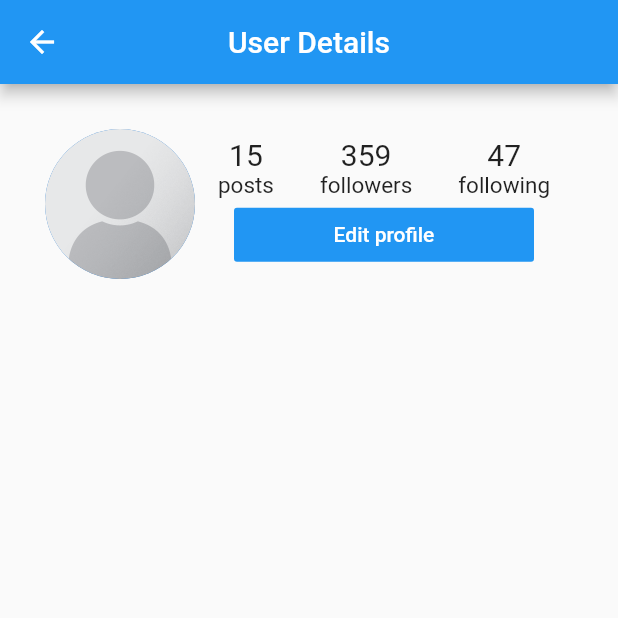
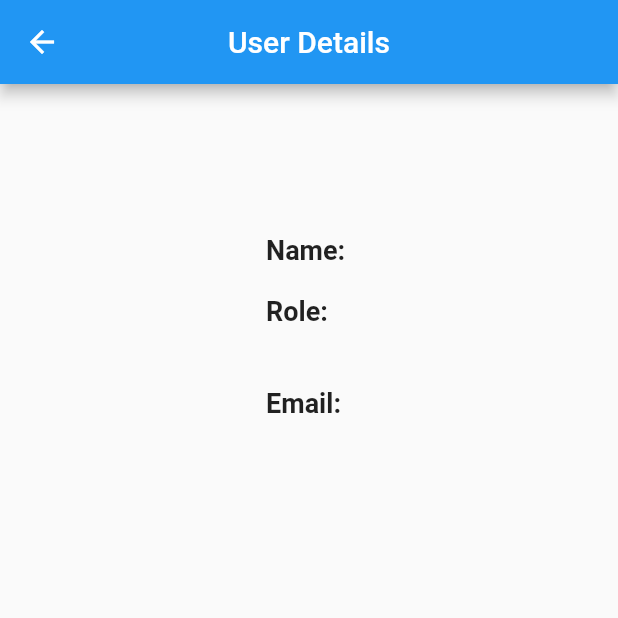
Before and after one commit to Awedoba/Attend_Class_v2, a Flutter app: the ProfileScreen screen opened directly, on a phone screen of 412 x 824 dp, the top half of it. Run offline on Flutter 3.47's test engine with Material 2 defaults, Android fonts, the phone set to English and light mode, and no system bars; our stand-ins replace cached_network_image, cloud_firestore, csv, email_validator, firebase_auth, firebase_storage and 4 more; missing offline and left inert: flutter_email_sender; accounts and stored records are empty.

Commit message:
user profile cleanup

```diff
--- a/lib/models/user_model.dart
+++ b/lib/models/user_model.dart
@@ -6,12 +6,14 @@ class User {
   final String faceId;
   final String email;
   final String role;
+  final String indexNumber;
   User({
     this.id,
     this.name,
     this.role,
     this.email,
     this.faceId,
+    this.indexNumber,
   });
 
   factory User.fromDoc(DocumentSnapshot doc) {
@@ -21,6 +23,7 @@ class User {
       faceId: doc['faceId'],
       email: doc['email'],
       role: doc['role'],
+      indexNumber: doc['indexNumber'] ?? '',
     );
   }
 }
--- a/lib/screens/user/edit_profile.dart
+++ b/lib/screens/user/edit_profile.dart
@@ -86,10 +86,9 @@ class _EditProfileScreenState extends State<EditProfileScreen> {
     return Scaffold(
       backgroundColor: Colors.white,
       appBar: AppBar(
-        backgroundColor: Colors.white,
         centerTitle: true,
         title: Text(
-          'Edit profile',
+          'Add FaceId Picture',
           style: TextStyle(
             color: Colors.black,
           ),
@@ -112,13 +111,24 @@ class _EditProfileScreenState extends State<EditProfileScreen> {
                 key: _formKey,
                 child: Column(
                   children: <Widget>[
-                    CircleAvatar(
-                      backgroundImage: _displayProfileImage(),
-                      radius: 60,
+                    Container(
+                      height: MediaQuery.of(context).size.height / 3,
+                      width: MediaQuery.of(context).size.height / 3,
+                      decoration: BoxDecoration(
+                        image: DecorationImage(
+                          image: _displayProfileImage(),
+                          fit: BoxFit.fill,
+                        ),
+                      ),
                     ),
+
+                    // CircleAvatar(
+                    //   backgroundImage: _displayProfileImage(),
+                    //   radius: 60,
+                    // ),
                     FlatButton(
                       child: Text(
-                        'Edit profile Picture',
+                        'Add Faceid picture',
                         style: TextStyle(color: Colors.blue),
                       ),
                       onPressed: _handleImageFromGallary,
--- a/lib/screens/user/profile.dart
+++ b/lib/screens/user/profile.dart
@@ -1,7 +1,6 @@
 import 'package:attend_classv2/models/user_model.dart';
 import 'package:attend_classv2/screens/user/edit_profile.dart';
-import 'package:attend_classv2/utilities/constants.dart';
-import 'package:cached_network_image/cached_network_image.dart';
+import 'package:attend_classv2/services/database_services.dart';
 import 'package:flutter/material.dart';
 
 class ProfileScreen extends StatefulWidget {
@@ -21,7 +20,7 @@ class _ProfileScreenState extends State<ProfileScreen> {
         centerTitle: true,
       ),
       body: FutureBuilder(
-        future: usersRef.document(widget.userId).get(),
+        future: DataBaseServices.getUser(widget.userId),
         builder: (BuildContext context, AsyncSnapshot snapshot) {
           if (!snapshot.hasData) {
             return Center(
@@ -31,70 +30,79 @@ class _ProfileScreenState extends State<ProfileScreen> {
           User user = User.fromDoc(snapshot.data);
           return ListView(
             children: <Widget>[
-              Padding(
-                padding: const EdgeInsets.fromLTRB(30, 30, 30, 0),
+              Center(
+                child: Padding(
+                  padding: const EdgeInsets.fromLTRB(30, 100, 30, 30),
+                  // const EdgeInsets.symmetric(
+                  //     vertical: 100.0, horizontal: 30.0),
+                  child: Column(
+                    crossAxisAlignment: CrossAxisAlignment.start,
+                    children: <Widget>[
+                      Text(
+                        'Name: ' + user.name.toUpperCase(),
+                        style: TextStyle(
+                          fontSize: 18,
+                          fontWeight: FontWeight.bold,
+                        ),
+                      ),
+                      SizedBox(
+                        height: 20.0,
+                      ),
+                      Container(
+                        // height: 80.0,
+                        child: Text(
+                          'Role: ' + user.role,
+                          style: TextStyle(
+                            fontSize: 18,
+                            fontWeight: FontWeight.bold,
+                          ),
+                        ),
+                      ),
+                      SizedBox(
+                        height: 20.0,
+                      ),
+                      user.indexNumber == ''
+                          ? SizedBox.shrink()
+                          : Container(
+                              child: Text(
+                                'Index Number: ' + user.indexNumber,
+                                style: TextStyle(
+                                  fontSize: 18,
+                                  fontWeight: FontWeight.bold,
+                                ),
+                              ),
+                            ),
+                      SizedBox(
+                        height: 20.0,
+                      ),
+                      Container(
+                        child: Text(
+                          'Email: ' + user.email,
+                          style: TextStyle(
+                            fontSize: 18,
+                            fontWeight: FontWeight.bold,
+                          ),
+                        ),
+                      ),
+                    ],
+                  ),
+                ),
+              ),
+              user.role != 'student'
+                  ? SizedBox.shrink()
+                  : Padding(
+                      padding: const EdgeInsets.fromLTRB(30, 20, 30, 0),
                       child: Row(
                         children: <Widget>[
-                    CircleAvatar(
-                      backgroundImage: user.faceId.isEmpty
-                          ? AssetImage('assets/images/user_placeholder.jpg')
-                          : CachedNetworkImageProvider(
-                              user.faceId,
-                            ),
-
-                      // : user.faceId,
-                      radius: 50,
-                    ),
                           Expanded(
                             child: Column(
                               children: <Widget>[
-                          Row(
-                            mainAxisAlignment: MainAxisAlignment.spaceAround,
-                            children: <Widget>[
-                              Column(
-                                children: <Widget>[
-                                  Text(
-                                    '15',
-                                    style: TextStyle(fontSize: 20),
-                                  ),
-                                  Text(
-                                    'posts',
-                                    style: TextStyle(fontSize: 15),
-                                  ),
-                                ],
-                              ),
-                              Column(
-                                children: <Widget>[
-                                  Text(
-                                    '359',
-                                    style: TextStyle(fontSize: 20),
-                                  ),
-                                  Text(
-                                    'followers',
-                                    style: TextStyle(fontSize: 15),
-                                  ),
-                                ],
-                              ),
-                              Column(
-                                children: <Widget>[
-                                  Text(
-                                    '47',
-                                    style: TextStyle(fontSize: 20),
-                                  ),
-                                  Text(
-                                    'following',
-                                    style: TextStyle(fontSize: 15),
-                                  ),
-                                ],
-                              ),
-                            ],
-                          ),
                                 Container(
                                   width: 200,
                                   child: FlatButton(
                                     color: Colors.blue,
                                     child: Text(
-                                'Edit profile',
+                                      'Add FaceId',
                                       style: TextStyle(color: Colors.white),
                                     ),
                                     onPressed: () {
@@ -115,32 +123,6 @@ class _ProfileScreenState extends State<ProfileScreen> {
                         ],
                       ),
                     ),
-              Padding(
-                padding: const EdgeInsets.symmetric(
-                    vertical: 10.0, horizontal: 30.0),
-                child: Column(
-                  crossAxisAlignment: CrossAxisAlignment.start,
-                  children: <Widget>[
-                    Text(
-                      user.name,
-                      style: TextStyle(
-                        fontSize: 18,
-                        fontWeight: FontWeight.bold,
-                      ),
-                    ),
-                    SizedBox(
-                      height: 5.0,
-                    ),
-                    Container(
-                      height: 80.0,
-                      child: Text(
-                        user.role,
-                        style: TextStyle(fontSize: 15),
-                      ),
-                    ),
-                  ],
-                ),
-              ),
             ],
           );
         },
```
Lines whose indentation alone changed are shown as unchanged.
